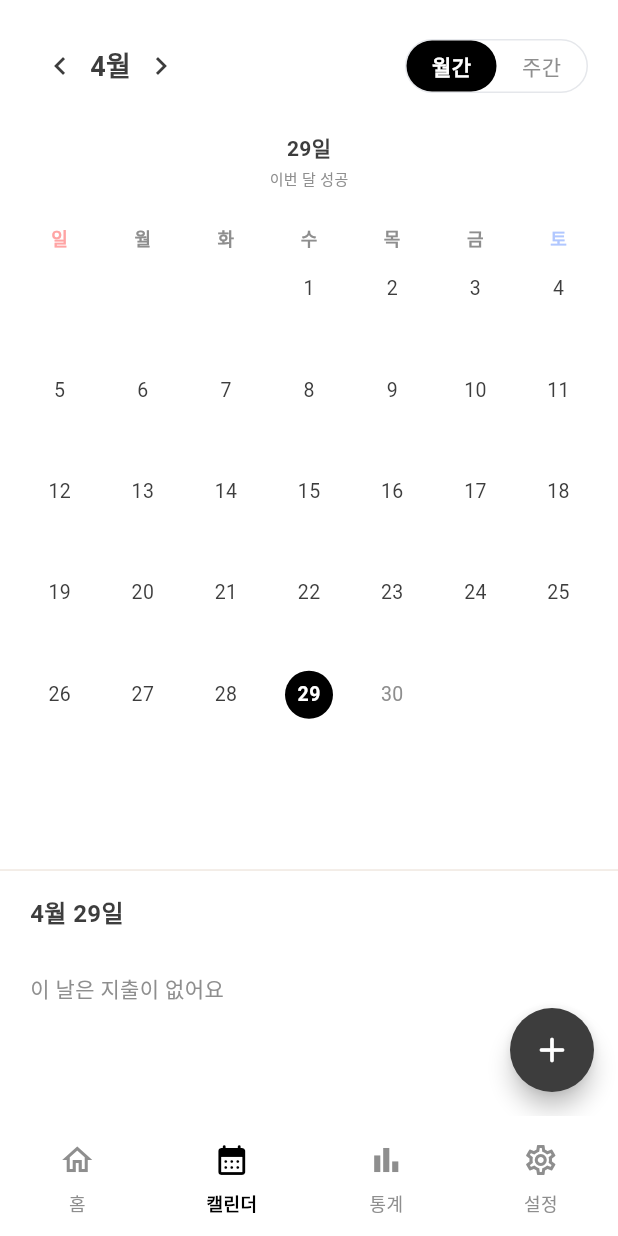
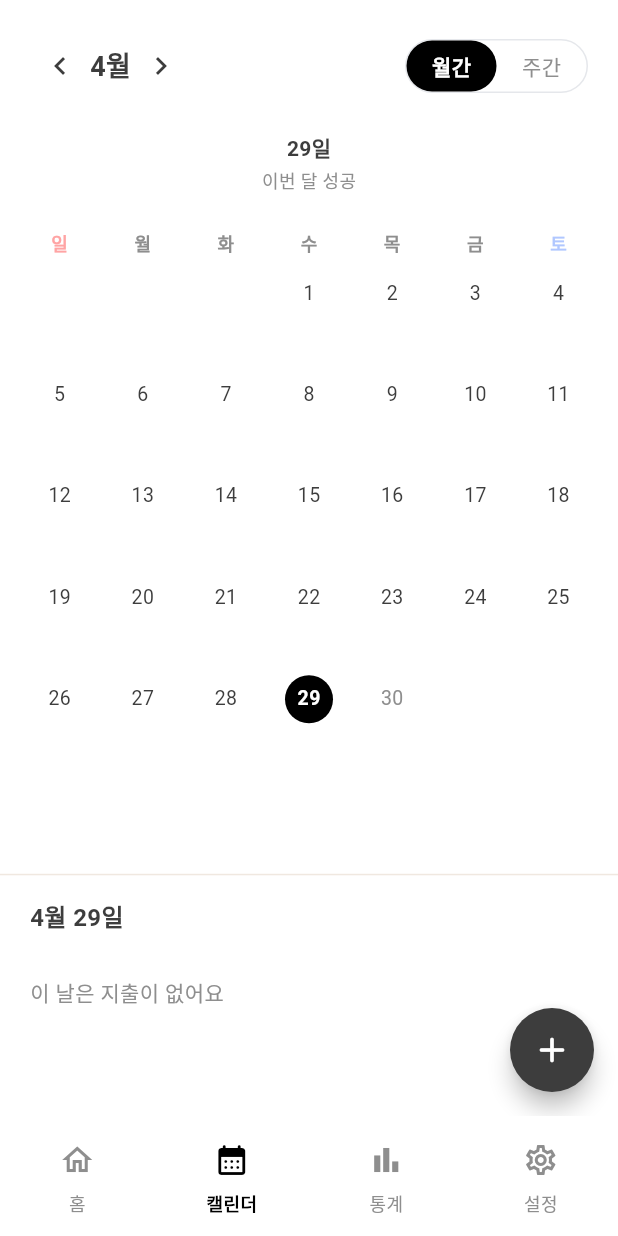
Before and after one commit to seong9566/Daily_manwon, a Flutter app: the CalendarScreen screen opened by its route, on a phone screen of 412 x 824 dp. Run offline on Flutter 3.47's test engine with Material 3 defaults, Android fonts, the phone set to English and light mode, and no system bars; our stand-ins replace drift, drift_flutter, fl_chart, flutter_animate, flutter_local_notifications, flutter_riverpod and 7 more; missing offline and left inert: home_widget; accounts and stored records are empty; generated files the repository leaves out were written again; Roboto replaces fonts that are missing (Pretendard); project files that could hold a hidden picture were left out.

Commit message:
refactor(calendar): _SuccessBadge label 폰트 디자인 토큰 사용
Co-Authored-By: Claude Sonnet 4.6 <noreply@anthropic.com>

```diff
--- a/lib/features/calendar/presentation/screens/calendar_screen.dart
+++ b/lib/features/calendar/presentation/screens/calendar_screen.dart
@@ -269,7 +269,6 @@ class _SuccessBadge extends StatelessWidget {
               label,
               style: AppTypography.bodySmall.copyWith(
                 color: subColor,
-                fontSize: 10,
               ),
             ),
           ],
```
